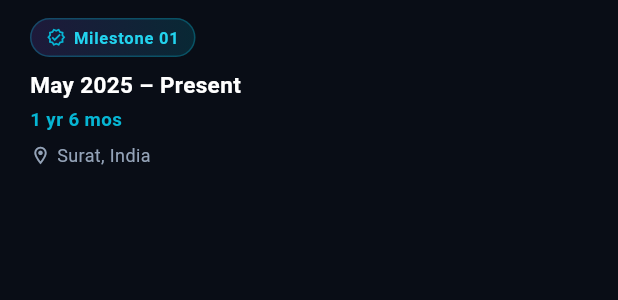
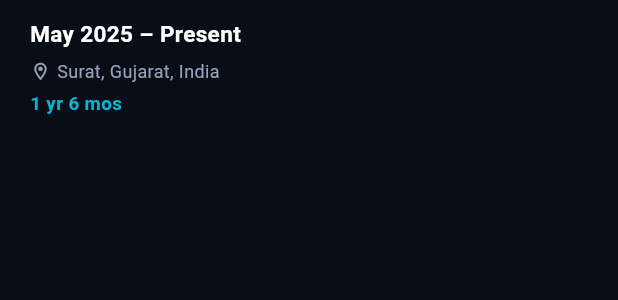
Before and after one commit to dev-dhruvi/my-portfolio, a Flutter app: the _TimelineDateBadge widget shown alone on an empty page, opened directly with sample values from the repository, on a phone screen of 412 x 824 dp. Shown: the top 300 px of the screen. Run offline on Flutter 3.47's test engine with Material 3 defaults, Android fonts, the phone set to English and light mode, and no system bars; our stand-ins replace flutter_animate, font_awesome_flutter, go_router, google_fonts; network calls fail.

Commit message:
feat(experience): add locationType, update current role status, and refine timeline date badge

```diff
--- a/lib/core/constants/app_constants.dart
+++ b/lib/core/constants/app_constants.dart
@@ -14,7 +14,7 @@ class AppConstants {
   static const String whatsappUrl =
       'https://wa.me/919925589405?text=Hi%2C%20I%20visited%20your%20portfolio';
   static const String location = 'Surat, Gujarat, India';
-  static const String developBy = 'Crafted with ♥ by Dhruvi Patel © 2026';
+  static const String developBy = 'Crafted with 👩‍💻 by Dhruvi Patel © 2026';
 
   // Configurable Links
   static const String defaultGithubUrl = 'https://github.com/dhruvi-mobiledev';
--- a/lib/models/experience.dart
+++ b/lib/models/experience.dart
@@ -9,6 +9,7 @@ class Experience {
   final String startDate;
   final String endDate;
   final bool isCurrent;
+  final String? locationType;
   final String? award;
   final List<String> responsibilities;
   final List<String> technologies;
@@ -25,6 +26,7 @@ class Experience {
     required this.endDate,
     this.isCurrent = false,
     this.award,
+    this.locationType,
     this.responsibilities = const [],
     this.technologies = const [],
     this.orderIndex = 0,
@@ -46,6 +48,7 @@ class Experience {
       'endDate': endDate,
       'isCurrent': isCurrent,
       'award': award,
+      'locationType': locationType,
       'responsibilities': responsibilities,
       'technologies': technologies,
       'orderIndex': orderIndex,
@@ -64,6 +67,7 @@ class Experience {
       endDate: map['endDate'] ?? '',
       isCurrent: map['isCurrent'] ?? false,
       award: map['award'] as String?,
+      locationType: map['locationType'] as String?,
       responsibilities: List<String>.from(map['responsibilities'] ?? []),
       technologies: List<String>.from(map['technologies'] ?? []),
       orderIndex: (map['orderIndex'] as num?)?.toInt() ?? 0,
@@ -83,6 +87,7 @@ class Experience {
     String? endDate,
     bool? isCurrent,
     String? award,
+    String? locationType,
     List<String>? responsibilities,
     List<String>? technologies,
     int? orderIndex,
@@ -98,6 +103,7 @@ class Experience {
       endDate: endDate ?? this.endDate,
       isCurrent: isCurrent ?? this.isCurrent,
       award: award ?? this.award,
+      locationType: locationType ?? this.locationType,
       responsibilities: responsibilities ?? this.responsibilities,
       technologies: technologies ?? this.technologies,
       orderIndex: orderIndex ?? this.orderIndex,
--- a/lib/sections/experience/experience_section.dart
+++ b/lib/sections/experience/experience_section.dart
@@ -594,46 +594,6 @@ class _TimelineDateBadge extends StatelessWidget {
             : CrossAxisAlignment.start,
         mainAxisSize: MainAxisSize.min,
         children: [
-          // Milestone Phase Pill
-          Container(
-            padding: const EdgeInsets.symmetric(horizontal: 10, vertical: 4),
-            decoration: BoxDecoration(
-              gradient: LinearGradient(
-                colors: [
-                  AppColors.violetPrimary.withOpacity(isDark ? 0.16 : 0.10),
-                  AppColors.cyanPrimary.withOpacity(isDark ? 0.16 : 0.10),
-                ],
-              ),
-              borderRadius: BorderRadius.circular(20),
-              border: Border.all(color: AppColors.cyanPrimary.withOpacity(0.3)),
-            ),
-            child: Row(
-              mainAxisSize: MainAxisSize.min,
-              children: [
-                Icon(
-                  experience.isCurrent
-                      ? Icons.bolt_rounded
-                      : Icons.verified_outlined,
-                  size: 13,
-                  color: isDark ? AppColors.cyanPrimary : AppColors.cyanDark,
-                ),
-                const SizedBox(width: 5),
-                Text(
-                  experience.isCurrent
-                      ? 'Current Focus'
-                      : 'Milestone 0${index + 1}',
-                  style: TextStyle(
-                    fontSize: 11,
-                    fontWeight: FontWeight.w700,
-                    letterSpacing: 0.5,
-                    color: isDark ? AppColors.cyanLight : AppColors.cyanDark,
-                  ),
-                ),
-              ],
-            ),
-          ),
-          const SizedBox(height: 8),
-
           // Date Interval Text
           Text(
             '${experience.startDate} – ${experience.endDate}',
@@ -644,18 +604,6 @@ class _TimelineDateBadge extends StatelessWidget {
               color: isDark ? Colors.white : AppColors.textPrimaryLight,
             ),
           ),
-          if (experience.calculatedDuration.isNotEmpty) ...[
-            const SizedBox(height: 4),
-            Text(
-              experience.calculatedDuration,
-              textAlign: isLeft ? TextAlign.end : TextAlign.start,
-              style: TextStyle(
-                fontSize: 12.5,
-                fontWeight: FontWeight.w600,
-                color: isDark ? AppColors.cyanPrimary : AppColors.violetPrimary,
-              ),
-            ),
-          ],
           const SizedBox(height: 6),
 
           // Location badge
@@ -674,6 +622,18 @@ class _TimelineDateBadge extends StatelessWidget {
               ),
             ],
           ),
+          if (experience.calculatedDuration.isNotEmpty) ...[
+            const SizedBox(height: 4),
+            Text(
+              experience.calculatedDuration,
+              textAlign: isLeft ? TextAlign.end : TextAlign.start,
+              style: TextStyle(
+                fontSize: 12.5,
+                fontWeight: FontWeight.w600,
+                color: isDark ? AppColors.cyanPrimary : AppColors.violetPrimary,
+              ),
+            ),
+          ],
         ],
       ),
     );
@@ -784,7 +744,7 @@ class _ExperienceCardState extends State<_ExperienceCard> {
                               ),
                             ),
                             Text(
-                              widget.experience.location,
+                              widget.experience.locationType ?? "On-Site",
                               style: TextStyle(
                                 color: secondaryTextColor,
                                 fontSize: widget.isMobile ? 12 : 12.5,
```
Also changed, not shown: lib/core/constants/seed_data.dart (+9 -39 lines).
